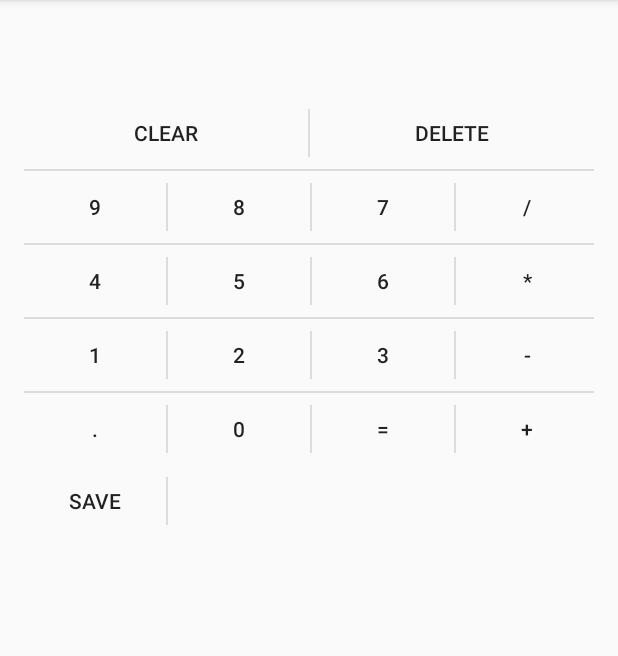
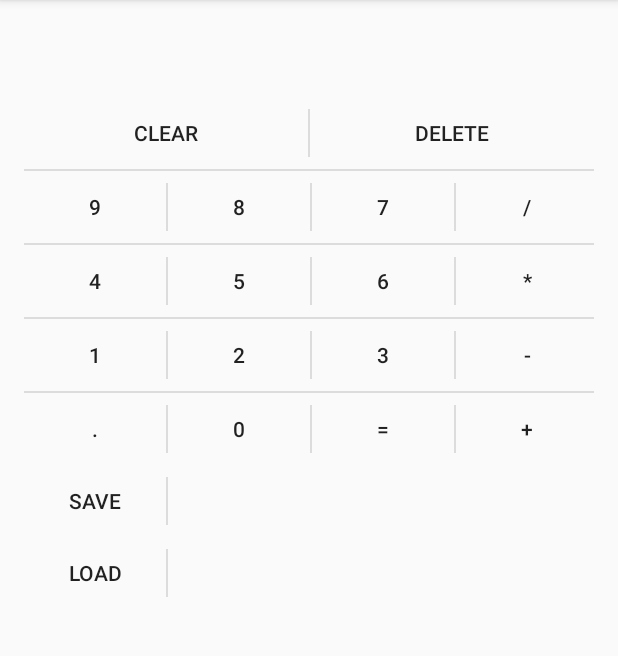
Before and after one commit to milcarzg/calc, an Android app: the screen it shows after launch (CalculationActivity), on a phone screen of 412 x 824 dp, the part 84-740 px from its top. Run offline under Robolectric (Android 15) with nearby library versions, the phone set to English and light mode, and no system bars; our stand-ins replace Firebase (no records; nobody signed in at launch, a user with empty details on screens opened directly).

Commit message:
load last calculation

```diff
--- a/app/src/main/java/com/designedby6pm/awesomecalc/view/Calculation.kt
+++ b/app/src/main/java/com/designedby6pm/awesomecalc/view/Calculation.kt
@@ -3,10 +3,13 @@ package com.designedby6pm.awesomecalc.view
 import net.objecthunter.exp4j.ExpressionBuilder
 import java.util.*
 
-data class Calculation (var calculation: String = "",
-                        var result: Double? = null,
-                        var saved: Boolean = false,
-                        var date: Date) {
+class Calculation(var calculation: String = "",
+                       var result: Double? = null,
+                       var saved: Boolean = false,
+                       var date: Date) {
+
+    constructor() : this("", null,false, Date())
+
 
     fun calculate() {
         result = ExpressionBuilder(calculation).build().evaluate()
--- a/app/src/main/res/layout/activity_main.xml
+++ b/app/src/main/res/layout/activity_main.xml
@@ -204,7 +204,7 @@
 
     </TableLayout>
     <LinearLayout
-            android:id="@+id/layout_bottomButtons"
+            android:id="@+id/layout_save"
             app:layout_constraintTop_toBottomOf="@id/table"
             android:layout_width="match_parent" android:layout_height="wrap_content"
             android:divider="?android:attr/dividerVertical"
@@ -228,4 +228,29 @@
                 android:layout_weight="3"
                 app:layout_constraintEnd_toEndOf="parent" android:layout_marginEnd="16dp"/>
     </LinearLayout>
+    <LinearLayout
+            android:id="@+id/layout_load"
+            app:layout_constraintTop_toBottomOf="@id/layout_save"
+            android:layout_width="match_parent" android:layout_height="wrap_content"
+            android:divider="?android:attr/dividerVertical"
+            android:dividerPadding="8dp"
+            android:showDividers="middle">
+
+        <Button
+                android:text="@string/load"
+                android:background="?android:attr/selectableItemBackground"
+                android:id="@+id/button_load"
+                android:layout_weight="1"
+                android:layout_width="0dp"
+                android:layout_height="wrap_content"
+                app:layout_constraintStart_toStartOf="parent" android:layout_marginStart="16dp"
+                android:onClick="onLoad"/>
+        <TextView
+                android:id="@+id/textView_load_response"
+                android:layout_width="0dp"
+                android:layout_height="wrap_content"
+                android:textAlignment="center"
+                android:layout_weight="3"
+                app:layout_constraintEnd_toEndOf="parent" android:layout_marginEnd="16dp"/>
+    </LinearLayout>
 </androidx.constraintlayout.widget.ConstraintLayout>
--- a/app/src/main/res/values/strings.xml
+++ b/app/src/main/res/values/strings.xml
@@ -24,13 +24,15 @@
     <!-- extras -->
     <string name="clear">Clear</string>
     <string name="dot">.</string>
-    <string name="save">save</string>
+    <string name="save">Save</string>
+    <string name="load">Load</string>
     <string name="delete">Delete</string>
 
     <!-- errors -->
     <string name="dot_error">Number missing or dot already used</string>
 
     <!-- responses -->
+    <string name="saving">Saving...</string>
     <string name="saved">Saved</string>
     <string name="save_not">Not Saved</string>
     <string name="save_error">Error Saving</string>
```
Also changed, not shown: app/src/main/java/com/designedby6pm/awesomecalc/view/CalculationActivity.kt (+28 -5 lines).
